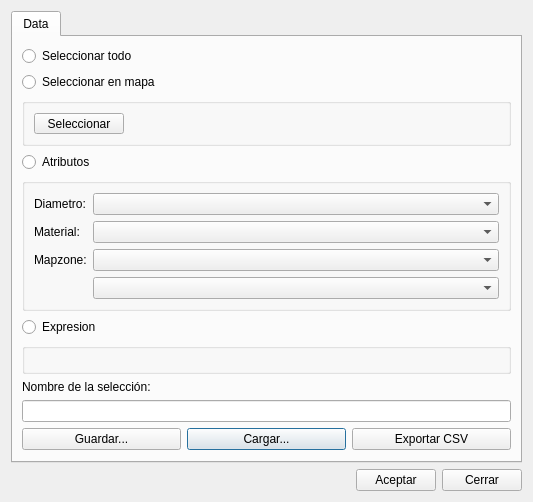
bgeo-gis/gw_assetmanage_plugin, file core/ui/toolbars/assetmanage/priority.ui: the form before one commit.
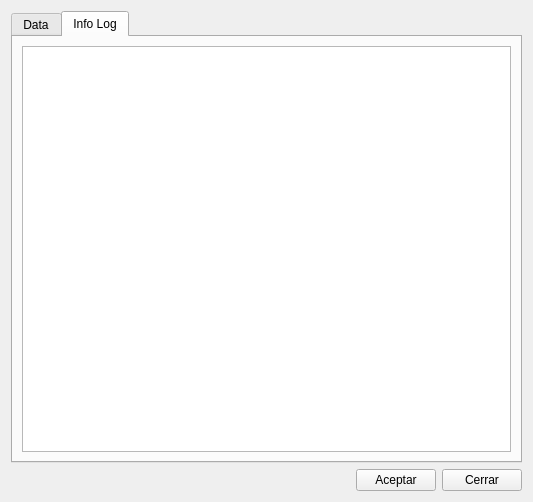
The form after the commit. The open tabs and pages were chosen to show the change. Custom widgets are drawn as their Qt base class.

Commit message: Enhancement: add tab log and populate widgets on priority form

```diff
--- a/core/ui/toolbars/assetmanage/priority.ui
+++ b/core/ui/toolbars/assetmanage/priority.ui
@@ -243,6 +243,16 @@
        </item>
       </layout>
      </widget>
+     <widget class="QWidget" name="tab_infolog">
+      <attribute name="title">
+       <string>Info Log</string>
+      </attribute>
+      <layout class="QGridLayout" name="gridLayout_6">
+       <item row="0" column="0">
+        <widget class="QTextEdit" name="txt_infolog"/>
+       </item>
+      </layout>
+     </widget>
     </widget>
    </item>
    <item row="6" column="0">
```
Left out of the diff: 4 changed lines with no effect on the pictures. The commit also changes 1 other file.
